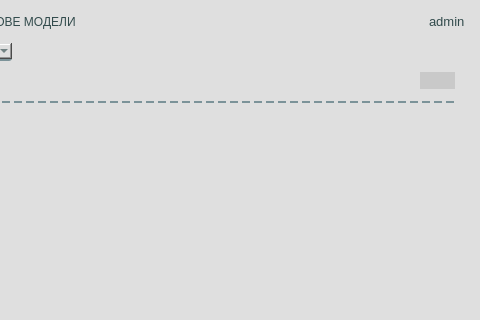
Above: app/ui/widgets/defaultOperToModelTypeCustomWidget.ui from DevilPhp/WorkSalary.v01 before the change; both pictures show x 516 to 996 and y 0 to 320 of the 996 by 671 pixel window. Below: the same form after it.
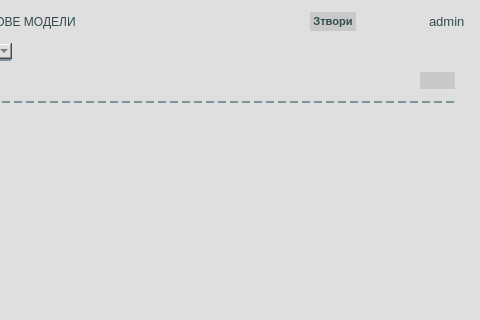
That is the form after the change. Icons and pictures are not drawn.

Diff of the .ui file:
```diff
--- a/app/ui/widgets/defaultOperToModelTypeCustomWidget.ui
+++ b/app/ui/widgets/defaultOperToModelTypeCustomWidget.ui
@@ -205,6 +205,67 @@
           </widget>
          </item>
          <item alignment="Qt::AlignRight">
+          <widget class="QWidget" name="widget_6" native="true">
+           <layout class="QHBoxLayout" name="horizontalLayout_6">
+            <property name="spacing">
+             <number>5</number>
+            </property>
+            <property name="leftMargin">
+             <number>0</number>
+            </property>
+            <property name="topMargin">
+             <number>0</number>
+            </property>
+            <property name="rightMargin">
+             <number>0</number>
+            </property>
+            <property name="bottomMargin">
+             <number>0</number>
+            </property>
+            <item>
+             <widget class="QWidget" name="widget_7" native="true">
+              <layout class="QHBoxLayout" name="horizontalLayout_5">
+               <property name="spacing">
+                <number>0</number>
+               </property>
+               <property name="leftMargin">
+                <number>0</number>
+               </property>
+               <property name="topMargin">
+                <number>0</number>
+               </property>
+               <property name="rightMargin">
+                <number>0</number>
+               </property>
+               <property name="bottomMargin">
+                <number>0</number>
+               </property>
+               <item>
+                <widget class="QPushButton" name="closeBtn">
+                 <property name="styleSheet">
+                  <string notr="true">* {
+	padding: 3px;
+}</string>
+                 </property>
+                 <property name="text">
+                  <string>Зтвори</string>
+                 </property>
+                 <property name="icon">
+                  <iconset resource="../../../resources.qrc">
+                   <normaloff>:/icons/app/assets/icons/Close-Square--Streamline-Solar-Broken.svg</normaloff>:/icons/app/assets/icons/Close-Square--Streamline-Solar-Broken.svg</iconset>
+                 </property>
+                 <property name="iconSize">
+                  <size>
+                   <width>20</width>
+                   <height>20</height>
+                  </size>
+                 </property>
+                </widget>
+               </item>
+              </layout>
+             </widget>
+            </item>
+            <item>
           <widget class="QWidget" name="widget_3" native="true">
            <layout class="QHBoxLayout" name="horizontalLayout_3">
             <property name="spacing">
@@ -264,6 +325,9 @@
               <property name="text">
                <string>admin</string>
               </property>
+                </widget>
+               </item>
+              </layout>
              </widget>
             </item>
            </layout>
```
Lines whose indentation alone changed are shown as unchanged.
